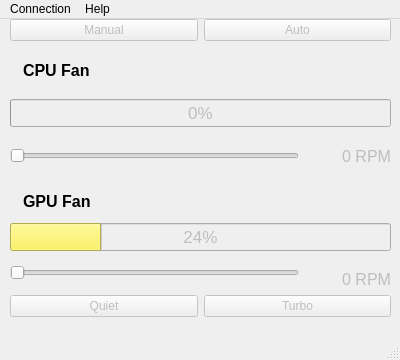
Above: Qt/uic/mainwindow.ui from mbober1/ESPCooling before the change. Below: the same form after it.
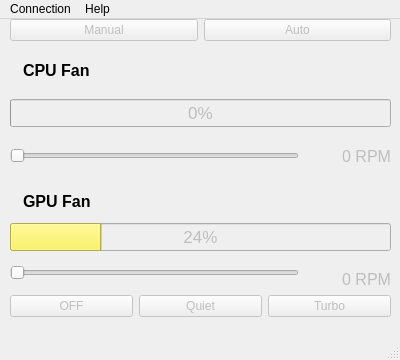
That is the form after the change. Icons and pictures are not drawn.

Commit message: off button

What changed in the file:
```diff
--- a/Qt/uic/mainwindow.ui
+++ b/Qt/uic/mainwindow.ui
@@ -394,6 +394,20 @@
        </item>
        <item row="3" column="0">
         <layout class="QHBoxLayout" name="buttonsLayout_3">
+         <item>
+          <widget class="QPushButton" name="offButton">
+           <property name="enabled">
+            <bool>false</bool>
+           </property>
+           <property name="text">
+            <string>OFF</string>
+           </property>
+           <property name="icon">
+            <iconset resource="../resources/resources.qrc">
+             <normaloff>:/icon/icons/fan-off.png</normaloff>:/icon/icons/fan-off.png</iconset>
+           </property>
+          </widget>
+         </item>
          <item>
           <widget class="QPushButton" name="quietButton">
            <property name="enabled">
```
The commit also changes 4 other files.
